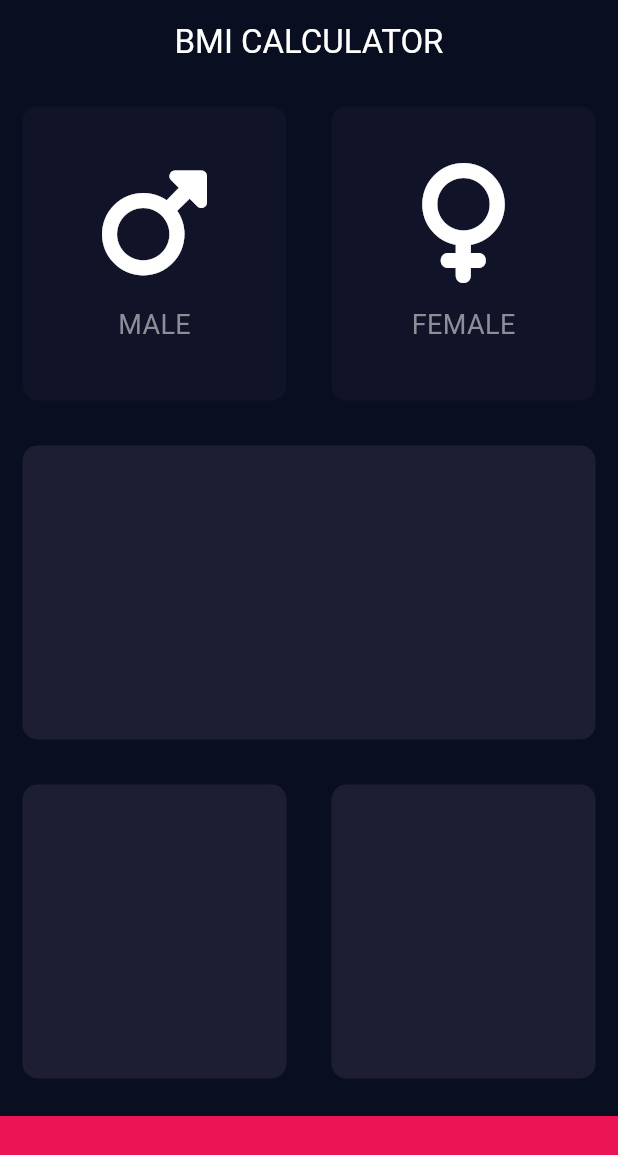
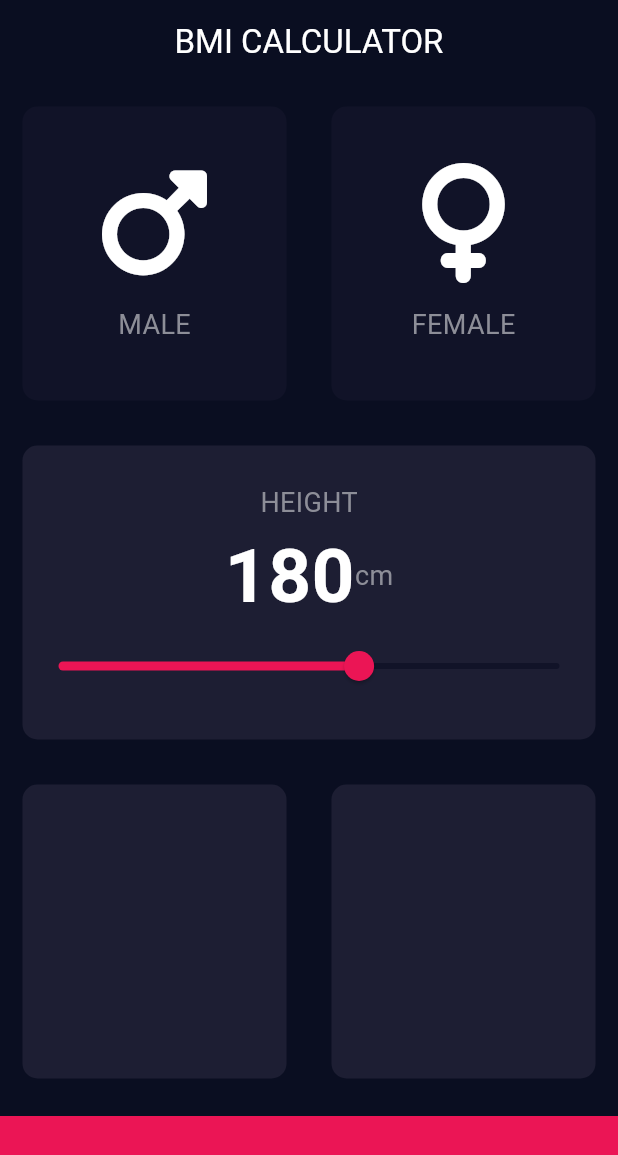
Before and after one commit to roystondz/BMI_APP, a Flutter app: the screen it shows after launch, on a phone screen of 412 x 824 dp. Shown: the top 1155 px of the screen. Run offline on Flutter 3.47's test engine with Material 3 defaults, Android fonts, the phone set to English and light mode, and no system bars; our stand-ins replace font_awesome_flutter.

Commit message:
Slider functionatility

```diff
--- /dev/null
+++ b/lib/constants.dart
@@ -0,0 +1,17 @@
+import 'package:flutter/material.dart';
+
+const textStyle =
+ TextStyle(
+    fontSize: 18.0,
+    color: Color(0xFF8D8E98),
+
+);
+
+const blockColor = Color(0xFF1D1E33);
+const bottomContainerColor = Color(0xFFEB1555);
+const inactive = Color(0xFF111328);
+enum Gender{
+  male,
+  female,
+  nulle
+}
--- a/lib/input_page.dart
+++ b/lib/input_page.dart
@@ -1,3 +1,4 @@
+import 'package:bmi_calculator/constants.dart';
 import 'package:flutter/material.dart';
 import 'package:font_awesome_flutter/font_awesome_flutter.dart';
 import 'icon_content.dart';
@@ -42,7 +43,7 @@ class _BMIBodyState extends State<BMIBody> {
   //       femaleCardColor=inactive;
   //     }
   //   }
-
+  int height=180;
 
   @override
   Widget build(BuildContext context) {
@@ -93,7 +94,35 @@ class _BMIBodyState extends State<BMIBody> {
             Expanded(
                 child: Row(
               children: <Widget>[
-                Expanded(child: ReusableCard(colour: blockColor))
+                Expanded(child: ReusableCard(colour: blockColor,cardChild:
+                  Column(
+                    mainAxisAlignment: MainAxisAlignment.center,
+                    children: <Widget>[
+                      Text('HEIGHT',style:
+                        textStyle,),
+                      Row(
+                        mainAxisAlignment: MainAxisAlignment.center,
+                        children: <Widget>[
+                          Text(height.toString(),
+                          style:
+                            TextStyle(
+                              fontWeight: FontWeight.bold,
+                                  fontSize: 50.0,
+                            ),),
+                          Text('cm',style:
+                            textStyle,)
+                        ],
+                      ),
+                      Slider(value: height.toDouble() ,min: 120,max:220 ,onChanged: (double newValue){
+                        setState(() {
+                          height=newValue.round();
+                        });
+
+                      },
+                      inactiveColor: inactive,
+                      activeColor: bottomContainerColor,)
+                    ],
+                  ),))
               ],
             )),
             Expanded(
```
